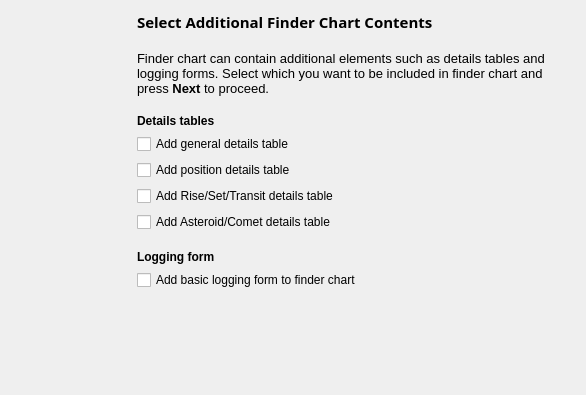
First picture: the form in kstars/printing/pwizchartcontents.ui, repository KDE/kstars, before the edit.
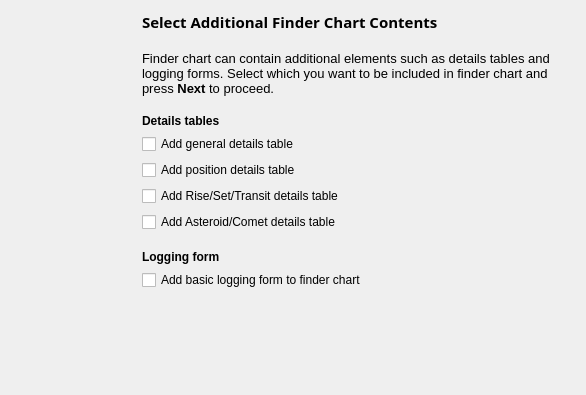
Second picture: the form after the edit.

Commit message: Added spacer between banner image and step layout in Printing Wizard.

What changed in the file:
```diff
--- a/kstars/printing/pwizchartcontents.ui
+++ b/kstars/printing/pwizchartcontents.ui
@@ -39,6 +39,22 @@
      </property>
     </widget>
    </item>
+   <item>
+    <spacer name="horizontalSpacer">
+     <property name="orientation">
+      <enum>Qt::Horizontal</enum>
+     </property>
+     <property name="sizeType">
+      <enum>QSizePolicy::Fixed</enum>
+     </property>
+     <property name="sizeHint" stdset="0">
+      <size>
+       <width>5</width>
+       <height>20</height>
+      </size>
+     </property>
+    </spacer>
+   </item>
    <item>
     <layout class="QVBoxLayout" name="contentsLayout">
      <property name="spacing">
@@ -153,7 +169,7 @@
       </widget>
      </item>
      <item>
-      <spacer name="verticalSpacer_2">
+      <spacer name="vertSpacer3">
        <property name="orientation">
         <enum>Qt::Vertical</enum>
        </property>
@@ -189,7 +205,7 @@
       </widget>
      </item>
      <item>
-      <spacer name="vertSpacer3">
+      <spacer name="vertSpacer4">
        <property name="orientation">
         <enum>Qt::Vertical</enum>
        </property>
```
Left out of the diff: 2 changed lines with no effect on the pictures. The commit also changes 9 other files.
